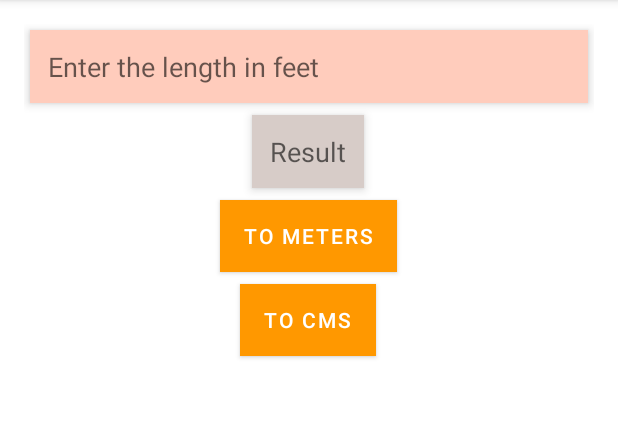
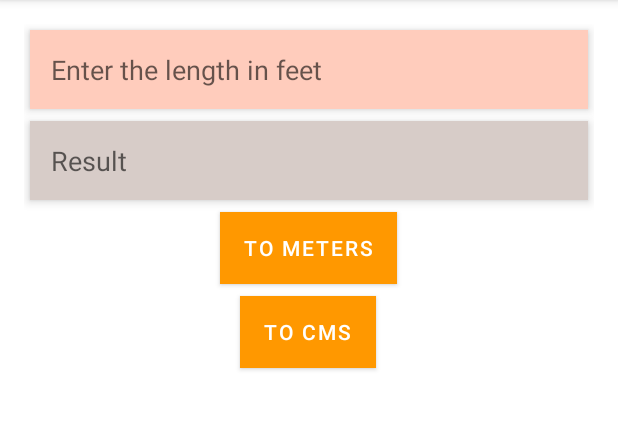
Before and after one commit to renz75/Overseas, an Android app: the screen it shows after launch (MainActivity), on a phone screen of 412 x 824 dp, the part 84-514 px from its top. Run offline under Robolectric (Android 15) with nearby library versions, the phone set to English and light mode, and no system bars.

```diff
--- a/app/src/main/java/example/com/overseas/MainActivity.java
+++ b/app/src/main/java/example/com/overseas/MainActivity.java
@@ -3,8 +3,6 @@ package example.com.overseas;
 import androidx.appcompat.app.AppCompatActivity;
 
 
-import android.content.pm.ActivityInfo;
-import android.content.res.Configuration;
 import android.graphics.Color;
 import android.os.Bundle;
 import android.view.View;
@@ -14,9 +12,8 @@ import android.widget.TextView;
 
 
 public class MainActivity extends AppCompatActivity {
+    Button mButton, cmButton;
 
-    private boolean phoneDevice = true; // used to force landscape mode
-    Button mButton, cmButton;
 
 
     @Override
@@ -24,23 +21,9 @@ public class MainActivity extends AppCompatActivity {
         super.onCreate(savedInstanceState);
         setContentView(R.layout.activity_main);
 
+
         final EditText amountEditText;
         final TextView resultTextView;
-
-        // determine screen size
-        int screenSize = getResources().getConfiguration().screenLayout &
-                Configuration.SCREENLAYOUT_SIZE_MASK;
-
-        // if device is a tablet, set phoneDevice to false
-        if(screenSize == Configuration.SCREENLAYOUT_SIZE_LARGE ||
-        screenSize == Configuration.SCREENLAYOUT_SIZE_XLARGE)
-            phoneDevice = false; // not a phone-sized device
-
-        // if running on phone-sized device, allow only portrait orientation
-        if(phoneDevice){
-            setRequestedOrientation(ActivityInfo.SCREEN_ORIENTATION_PORTRAIT);
-        }
-
 
 
         mButton = (Button) findViewById(R.id.mButton);
@@ -56,7 +39,7 @@ public class MainActivity extends AppCompatActivity {
 
             @Override
             public void onClick(View v) {
-                Double convert = Double.parseDouble(amountEditText.getText().toString());
+                double convert = Double.parseDouble(amountEditText.getText().toString());
                 resultTextView.setText(String.valueOf(convert*0.3048));
 
                 resultTextView.setTextColor(Color.RED);
@@ -68,7 +51,7 @@ public class MainActivity extends AppCompatActivity {
 
             @Override
             public void onClick(View v) {
-                Double convert = Double.parseDouble(amountEditText.getText().toString());
+                double convert = Double.parseDouble(amountEditText.getText().toString());
                 resultTextView.setText(String.valueOf(convert*30.48));
 
                 resultTextView.setTextColor(Color.RED);
@@ -77,6 +60,4 @@ public class MainActivity extends AppCompatActivity {
 
     } // end of onCreate
 
-
-
-    }// end of main class
+}// end of main class
--- a/app/src/main/res/layout-sw700dp-land/activity_main.xml
+++ /dev/null
@@ -1,4 +0,0 @@
-<?xml version="1.0" encoding="utf-8"?>
-<LinearLayout xmlns:android="http://schemas.android.com/apk/res/android"
-    android:layout_width="match_parent"
-    android:layout_height="match_parent"/>
--- a/app/src/main/res/layout/activity_main.xml
+++ b/app/src/main/res/layout/activity_main.xml
@@ -7,9 +7,8 @@
     android:columnCount="2"
     android:paddingLeft="@dimen/padding_left"
     android:paddingTop="@dimen/padding_top"
-
     android:paddingRight="@dimen/padding_right"
-    android:paddingBottom="@dimen/padding_buttom"
+    android:paddingBottom="@dimen/padding_bottom"
     android:useDefaultMargins="true"
     tools:context=".MainActivity">
 
@@ -36,8 +35,8 @@
         android:layout_row="1"
         android:layout_column="0"
         android:layout_columnSpan="2"
-        android:layout_gravity="center_horizontal"
 
+        android:layout_gravity="fill_horizontal"
         android:background="@color/result_background"
         android:elevation="@dimen/elevation"
         android:padding="@dimen/textView_paddingInside"
@@ -54,7 +53,7 @@
         android:layout_gravity="center_horizontal"
         android:background="@color/buttom_background"
         android:gravity="center_vertical"
-        android:text="@string/mbuttom_text"
+        android:text="@string/mbutton_text"
         app:rippleColor="@color/buttom_background" />
 
     <Button
@@ -67,6 +66,6 @@
         android:layout_gravity="center_horizontal"
         android:background="@color/buttom_background"
         android:gravity="center_vertical"
-        android:text="@string/cmbuttom_text"
+        android:text="@string/cmbutton_text"
         app:rippleColor="@color/buttom_background" />
 </GridLayout>
--- a/app/src/main/res/values/dimens.xml
+++ b/app/src/main/res/values/dimens.xml
@@ -3,7 +3,7 @@
     <dimen name="padding_left">16dp</dimen>
     <dimen name="padding_right">16dp</dimen>
     <dimen name="padding_top">16dp</dimen>
-    <dimen name="padding_buttom">16dp</dimen>
-    <dimen name="textView_paddingInside">12dp</dimen>
+    <dimen name="padding_bottom">16dp</dimen>
+    <dimen name="textView_paddingInside">14dp</dimen>
     <dimen name="elevation">4dp</dimen>
 </resources>
--- a/app/src/main/res/values/strings.xml
+++ b/app/src/main/res/values/strings.xml
@@ -1,7 +1,7 @@
 <resources>
     <string name="app_name">Overseas</string>
     <string name="enter_length_feet">Enter the length in feet</string>
-    <string name="mbuttom_text">To meters</string>
-    <string name="cmbuttom_text">To cms</string>
+    <string name="mbutton_text">To meters</string>
+    <string name="cmbutton_text">To cms</string>
     <string name="result_text">Result</string>
 </resources>
```
Also changed, not shown: 2 other files.
